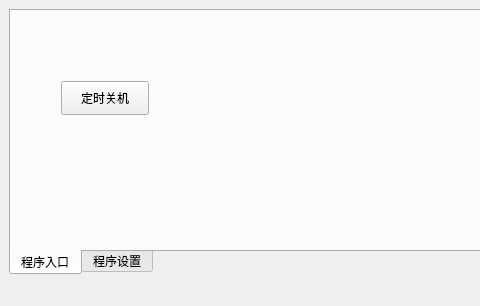
Old version of the form OSymphonica.ui in the repository Comardom/emergit; both pictures show x 0 to 480 and y 0 to 306 of the 782 by 306 pixel window.
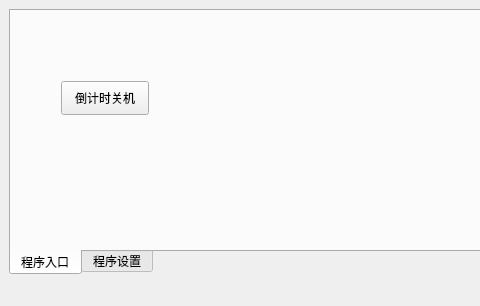
New version of the form. Icons and pictures are not drawn.

Patch:
```diff
--- a/OSymphonica.ui
+++ b/OSymphonica.ui
@@ -40,7 +40,7 @@
          </rect>
         </property>
         <property name="text">
-         <string>定时关机</string>
+         <string>倒计时关机</string>
         </property>
        </widget>
       </widget>
```
